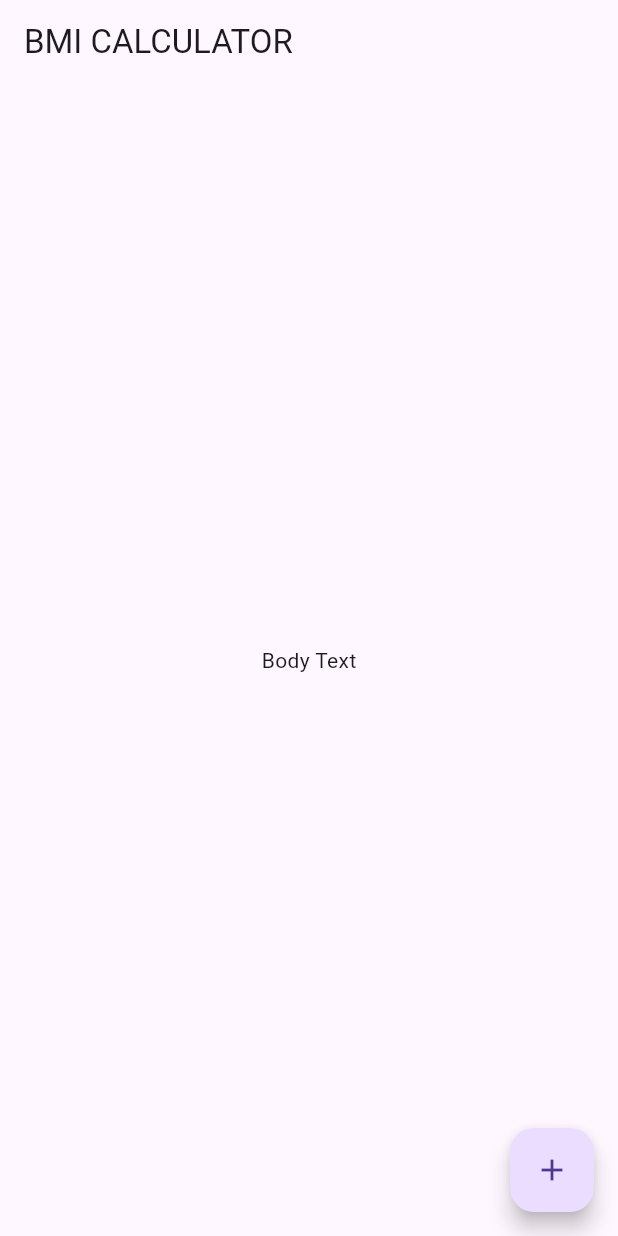
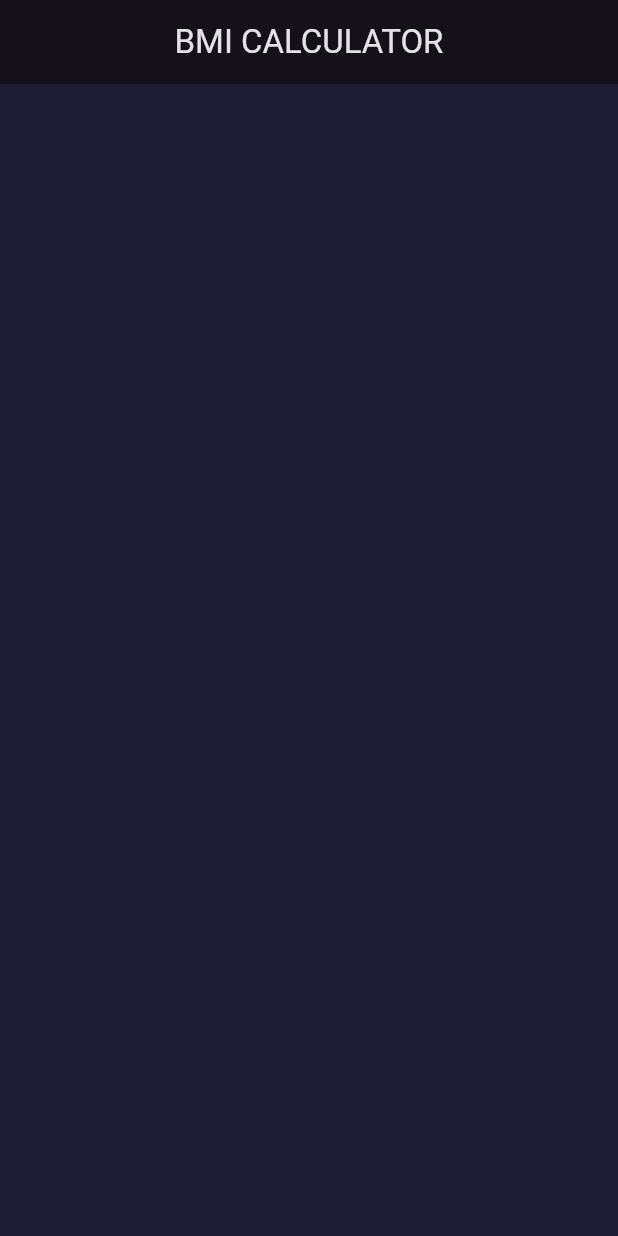
Before and after one commit to Muhammad-Ali-5331/BMI_Calculator, a Flutter app: the screen it shows after launch, on a phone screen of 412 x 824 dp. Run offline on Flutter 3.47's test engine with Material 3 defaults, Android fonts, the phone set to English and light mode, and no system bars.

Commit message:
Changes made: - created the input_page.dar file with starting code - added the reference for input page in main.dart

```diff
--- /dev/null
+++ b/lib/input_page.dart
@@ -0,0 +1,16 @@
+import 'package:flutter/material.dart';
+
+class InputPage extends StatefulWidget {
+  @override
+  _InputPageState createState() => _InputPageState();
+}
+
+class _InputPageState extends State<InputPage> {
+  @override
+  Widget build(BuildContext context) {
+    return Scaffold(
+      appBar: AppBar(title: Text('BMI CALCULATOR')),
+      body: Container(color: Color(0xFF1D1E33)),
+    );
+  }
+}
--- a/lib/main.dart
+++ b/lib/main.dart
@@ -1,29 +1,18 @@
 import 'package:flutter/material.dart';
+import 'input_page.dart';
 
 void main() => runApp(BMICalculator());
 
 class BMICalculator extends StatelessWidget {
   @override
   Widget build(BuildContext context) {
-    return MaterialApp(home: InputPage());
-  }
-}
-
-class InputPage extends StatefulWidget {
-  @override
-  _InputPageState createState() => _InputPageState();
-}
-
-class _InputPageState extends State<InputPage> {
-  @override
-  Widget build(BuildContext context) {
-    return Scaffold(
-      appBar: AppBar(title: Text('BMI CALCULATOR')),
-      body: Center(child: Text('Body Text')),
-      floatingActionButton: FloatingActionButton(
-        child: Icon(Icons.add),
-        onPressed: () {},
+    return MaterialApp(
+      debugShowCheckedModeBanner: false,
+      theme: ThemeData.dark().copyWith(
+        appBarTheme: AppBarTheme(centerTitle: true),
+        scaffoldBackgroundColor: Color(0xFF1D2136),
       ),
+      home: InputPage(),
     );
   }
 }
```
